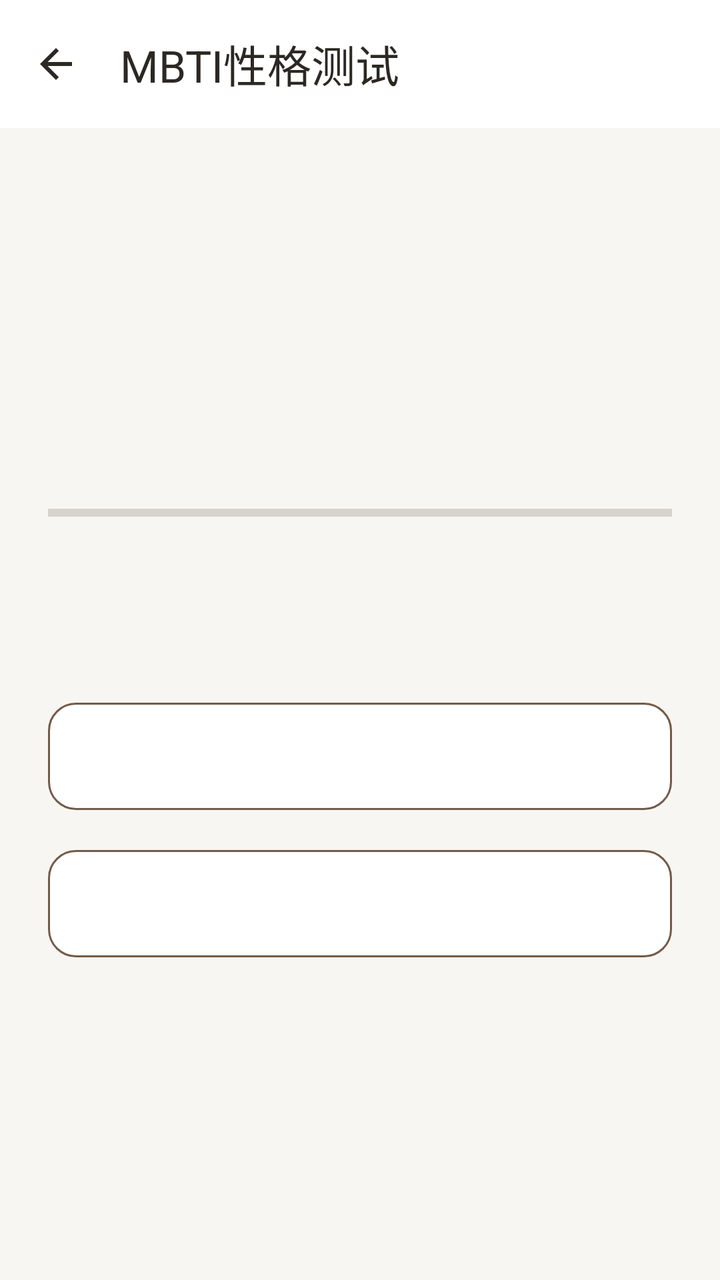
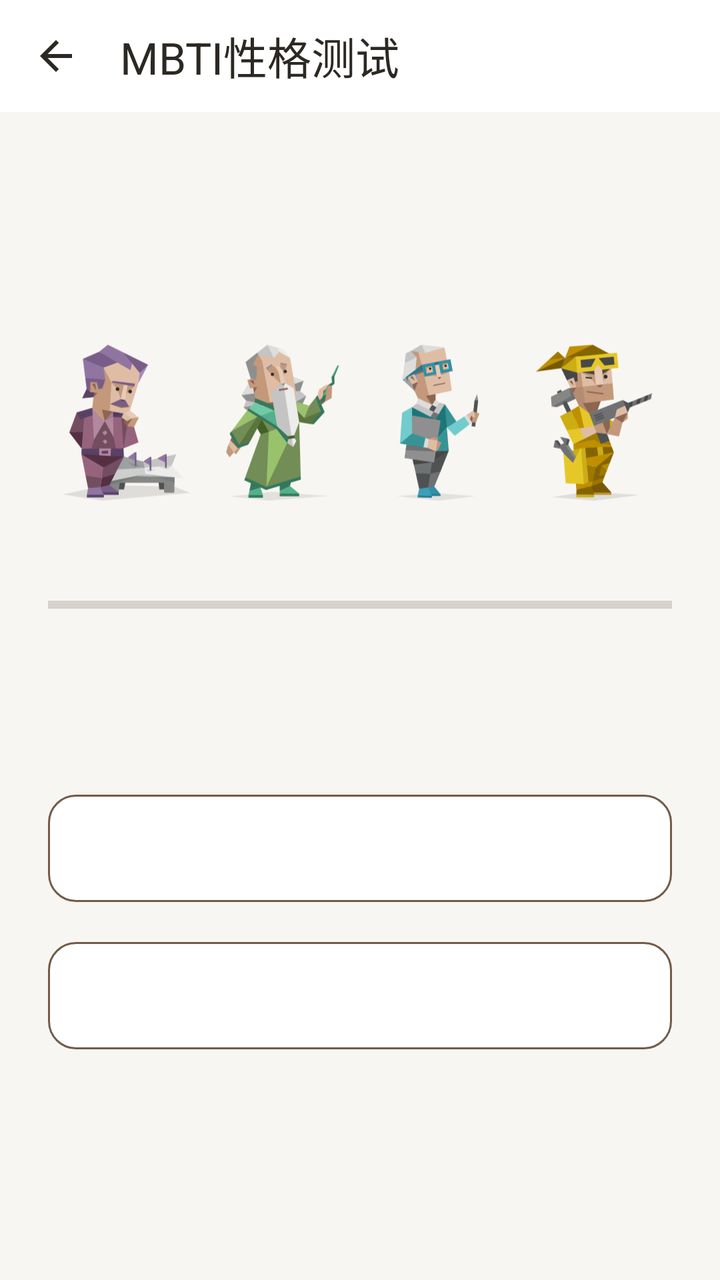

The first picture is an Android layout as it rendered before a commit; the second is the same layout after the commit. The layout source and the unified diff follow.
<!-- AndroidManifest.xml: application theme Theme.Project_Pandora -->
<!-- res/layout/activity_mbti_test.xml -->
<?xml version="1.0" encoding="utf-8"?>
<layout xmlns:android="http://schemas.android.com/apk/res/android"
    xmlns:app="http://schemas.android.com/apk/res-auto">

    <data>

    </data>

    <androidx.constraintlayout.widget.ConstraintLayout
        android:layout_width="match_parent"
        android:layout_height="match_parent"
        android:background="@color/color_bg_page">

        <com.google.android.material.appbar.MaterialToolbar
            android:id="@+id/toolbar"
            android:layout_width="match_parent"
            android:layout_height="wrap_content"
            android:background="@color/color_surface"
            app:title="MBTI性格测试"
            app:titleTextColor="@color/color_text_primary"
            app:navigationIcon="@drawable/ic_back"
            app:layout_constraintTop_toTopOf="parent"
            style="@style/Widget.Pandora.Toolbar"
            app:navigationIconTint="@color/color_text_primary"
            android:elevation="0dp" />

        <LinearLayout
            android:id="@+id/layout_question"
            android:layout_width="match_parent"
            android:layout_height="0dp"
            android:orientation="vertical"
            android:padding="24dp"
            android:gravity="center_vertical"
            android:visibility="visible"
            app:layout_constraintTop_toBottomOf="@id/toolbar"
            app:layout_constraintBottom_toBottomOf="parent">

            <TextView
                android:id="@+id/text_progress"
                android:layout_width="match_parent"
                android:layout_height="wrap_content"
                android:textSize="14sp"
                android:textColor="@color/color_text_secondary"
                android:gravity="center"
                android:layout_marginBottom="8dp" />

            <ProgressBar
                android:id="@+id/progressBar_question"
                style="?android:attr/progressBarStyleHorizontal"
                android:layout_width="match_parent"
                android:layout_height="wrap_content"
                android:layout_marginBottom="24dp"
                android:progressTint="@color/color_accent" />

            <TextView
                android:id="@+id/text_question"
                android:layout_width="match_parent"
                android:layout_height="wrap_content"
                android:textSize="20sp"
                android:textStyle="bold"
                android:textColor="@color/color_text_primary"
                android:gravity="center"
                android:layout_marginBottom="32dp" />

            <com.google.android.material.button.MaterialButton
                android:id="@+id/btn_option_a"
                android:layout_width="match_parent"
                android:layout_height="wrap_content"
                android:textSize="16sp"
                android:padding="16dp"
                android:layout_marginBottom="12dp"
                app:backgroundTint="@color/color_surface"
                app:strokeColor="@color/color_accent"
                app:strokeWidth="1dp"
                android:textColor="@color/color_text_primary" />

            <com.google.android.material.button.MaterialButton
                android:id="@+id/btn_option_b"
                android:layout_width="match_parent"
                android:layout_height="wrap_content"
                android:textSize="16sp"
                android:padding="16dp"
                app:backgroundTint="@color/color_surface"
                app:strokeColor="@color/color_accent"
                app:strokeWidth="1dp"
                android:textColor="@color/color_text_primary" />

        </LinearLayout>

        <LinearLayout
            android:id="@+id/layout_loading"
            android:layout_width="match_parent"
            android:layout_height="0dp"
            android:orientation="vertical"
            android:gravity="center"
            android:visibility="gone"
            app:layout_constraintTop_toBottomOf="@id/toolbar"
            app:layout_constraintBottom_toBottomOf="parent">

            <ProgressBar
                android:layout_width="48dp"
                android:layout_height="48dp"
                android:indeterminateTint="@color/color_accent"
                android:layout_marginBottom="24dp" />

            <TextView
                android:layout_width="wrap_content"
                android:layout_height="wrap_content"
                android:text="正在生成分析报告"
                android:textSize="20sp"
                android:textStyle="bold"
                android:textColor="@color/color_accent" />

        </LinearLayout>

        <ScrollView
            android:id="@+id/layout_result"
            android:layout_width="match_parent"
            android:layout_height="0dp"
            android:visibility="gone"
            app:layout_constraintTop_toBottomOf="@id/toolbar"
            app:layout_constraintBottom_toBottomOf="parent">

            <LinearLayout
                android:layout_width="match_parent"
                android:layout_height="wrap_content"
                android:orientation="vertical"
                android:padding="24dp">

                <TextView
                    android:layout_width="match_parent"
                    android:layout_height="wrap_content"
                    android:text="你的MBTI类型"
                    android:textSize="16sp"
                    android:textColor="@color/color_text_secondary"
                    android:gravity="center" />

                <TextView
                    android:id="@+id/text_mbti_type"
                    android:layout_width="match_parent"
                    android:layout_height="wrap_content"
                    android:textSize="48sp"
                    android:textStyle="bold"
                    android:textColor="@color/color_accent"
                    android:gravity="center"
                    android:layout_marginBottom="8dp" />

                <TextView
                    android:id="@+id/text_mbti_desc"
                    android:layout_width="match_parent"
                    android:layout_height="wrap_content"
                    android:textSize="16sp"
                    android:textColor="@color/color_text_primary"
                    android:gravity="center"
                    android:layout_marginBottom="24dp" />

                <View
                    android:layout_width="match_parent"
                    android:layout_height="1dp"
                    android:background="@color/color_divider"
                    android:layout_marginBottom="16dp" />

                <TextView
                    android:layout_width="match_parent"
                    android:layout_height="wrap_content"
                    android:text="荣格认知功能栈"
                    android:textSize="18sp"
                    android:textStyle="bold"
                    android:textColor="@color/color_accent"
                    android:layout_marginBottom="12dp" />

                <TextView
                    android:id="@+id/text_functions"
                    android:layout_width="match_parent"
                    android:layout_height="wrap_content"
                    android:textSize="14sp"
                    android:lineSpacingExtra="6dp"
                    android:textColor="@color/color_text_primary"
                    android:layout_marginBottom="24dp" />

                <View
                    android:layout_width="match_parent"
                    android:layout_height="1dp"
                    android:background="@color/color_divider"
                    android:layout_marginBottom="16dp" />

                <TextView
                    android:layout_width="match_parent"
                    android:layout_height="wrap_content"
                    android:text="分析报告"
                    android:textSize="18sp"
                    android:textStyle="bold"
                    android:textColor="@color/color_accent"
                    android:layout_marginBottom="12dp" />

                <TextView
                    android:id="@+id/text_report"
                    android:layout_width="match_parent"
                    android:layout_height="wrap_content"
                    android:textSize="15sp"
                    android:lineSpacingExtra="4dp"
                    android:textColor="@color/color_text_primary"
                    android:background="@color/color_bg_page"
                    android:padding="16dp" />

                <TextView
                    android:id="@+id/text_ai_source"
                    android:layout_width="match_parent"
                    android:layout_height="wrap_content"
                    android:textSize="11sp"
                    android:textColor="@color/color_text_secondary"
                    android:gravity="end"
                    android:layout_marginTop="4dp"
                    android:visibility="gone" />

                <com.google.android.material.button.MaterialButton
                    android:id="@+id/btn_retry"
                    android:layout_width="match_parent"
                    android:layout_height="wrap_content"
                    android:text="重新测试"
                    android:layout_marginTop="24dp"
                    app:backgroundTint="@color/color_accent"
                    android:textColor="@color/color_on_accent" />

            </LinearLayout>
        </ScrollView>

    </androidx.constraintlayout.widget.ConstraintLayout>
</layout>
<!-- resources referenced by this layout -->
<resources>
  <color name="color_accent">#725B49</color>
  <color name="color_bg_page">#F8F6F2</color>
  <color name="color_divider">#E9E3DA</color>
  <color name="color_on_accent">#FFFFFF</color>
  <color name="color_surface">#FFFFFF</color>
  <color name="color_text_primary">#2C2823</color>
  <color name="color_text_secondary">#756D63</color>
  <style name="Widget.Pandora.Toolbar" parent="Widget.Material3.Toolbar">
          <item name="android:background">@color/color_surface</item>
          <item name="android:minHeight">64dp</item>
          <item name="android:elevation">0dp</item>
          <item name="titleTextAppearance">@style/TextAppearance.Pandora.Title</item>
          <item name="titleTextColor">@color/color_text_primary</item>
          <item name="subtitleTextColor">@color/color_text_secondary</item>
          <item name="navigationIconTint">@color/color_text_primary</item>
          <item name="contentInsetStart">20dp</item>
          <item name="contentInsetEnd">16dp</item>
      </style>
  <style name="Theme.Project_Pandora" parent="Base.Theme.Project_Pandora" />
  <color name="color_accent_soft">#EEE6DC</color>
  <color name="color_surface_soft">#F3EFE8</color>
  <color name="color_border_strong">#BDB0A0</color>
  <color name="color_error">#A1473A</color>
  <color name="color_error_surface">#F8EAE5</color>
  <style name="TextAppearance.Pandora.Body" parent="TextAppearance.Material3.BodyLarge">
          <item name="android:fontFamily">sans-serif</item>
          <item name="android:textSize">16sp</item>
          <item name="android:textColor">@color/color_text_primary</item>
      </style>
  <style name="TextAppearance.Pandora.BodySmall" parent="TextAppearance.Material3.BodyMedium">
          <item name="android:textSize">14sp</item>
          <item name="android:textColor">@color/color_text_secondary</item>
      </style>
  <style name="Widget.Pandora.Button" parent="Widget.Material3.Button">
          <item name="cornerRadius">14dp</item>
          <item name="android:minHeight">52dp</item>
          <item name="android:textAppearance">@style/TextAppearance.Pandora.Label</item>
          <item name="android:textAllCaps">false</item>
          <item name="android:stateListAnimator">@null</item>
      </style>
  <style name="Widget.Pandora.Button.Outlined" parent="Widget.Material3.Button.OutlinedButton">
          <item name="cornerRadius">14dp</item>
          <item name="strokeColor">@color/color_border_strong</item>
          <item name="android:minHeight">48dp</item>
          <item name="android:textAppearance">@style/TextAppearance.Pandora.Label</item>
          <item name="android:textAllCaps">false</item>
      </style>
  <style name="Widget.Pandora.LegacyCard" parent="CardView">
          <item name="cardBackgroundColor">@color/color_surface</item>
          <item name="cardCornerRadius">18dp</item>
          <item name="cardElevation">1dp</item>
      </style>
  <style name="Widget.Pandora.Fab" parent="Widget.Material3.FloatingActionButton.Primary">
          <item name="backgroundTint">@color/color_accent</item>
          <item name="tint">@color/color_on_accent</item>
          <item name="elevation">2dp</item>
      </style>
  <style name="TextAppearance.Pandora.Navigation" parent="TextAppearance.Material3.LabelMedium">
          <item name="android:fontFamily">sans-serif-medium</item>
          <item name="android:textSize">12sp</item>
          <item name="android:letterSpacing">0</item>
      </style>
  <style name="Widget.Pandora.NavIndicator" parent="Widget.Material3.BottomNavigationView.ActiveIndicator">
          <item name="android:color">@color/color_accent_soft</item>
      </style>
  <!-- unchanged entries left out for length: 9 -->
</resources>

<!-- the commit's change to res/layout/activity_mbti_test.xml (unified diff, before → after) -->
@@ -24,16 +24,18 @@
             app:navigationIconTint="@color/color_text_primary"
             android:elevation="0dp" />
 
-        <LinearLayout
+        <ScrollView
             android:id="@+id/layout_question"
             android:layout_width="match_parent"
             android:layout_height="0dp"
-            android:orientation="vertical"
+            android:fillViewport="true"
             android:padding="24dp"
-            android:gravity="center_vertical"
             android:visibility="visible"
             app:layout_constraintTop_toBottomOf="@id/toolbar"
             app:layout_constraintBottom_toBottomOf="parent">
+
+            <LinearLayout android:layout_width="match_parent" android:layout_height="wrap_content" android:orientation="vertical" android:gravity="center_vertical">
+            <ImageView android:layout_width="match_parent" android:layout_height="88dp" android:src="@drawable/mbti_four_groups" android:scaleType="fitCenter" android:importantForAccessibility="no" android:layout_marginBottom="12dp" />
 
             <TextView
                 android:id="@+id/text_progress"
@@ -85,7 +87,8 @@
                 app:strokeWidth="1dp"
                 android:textColor="@color/color_text_primary" />
 
-        </LinearLayout>
+            </LinearLayout>
+        </ScrollView>
 
         <LinearLayout
             android:id="@+id/layout_loading"
@@ -135,6 +138,8 @@
                     android:textColor="@color/color_text_secondary"
                     android:gravity="center" />
 
+                <ImageView android:id="@+id/imageMbtiAvatar" android:layout_width="match_parent" android:layout_height="160dp" android:scaleType="fitCenter" android:importantForAccessibility="no" />
+
                 <TextView
                     android:id="@+id/text_mbti_type"
                     android:layout_width="match_parent"
<!-- resource entries referenced after the edit -->
@@ -6,16 +6,17 @@
   <color name="color_on_accent">#FFFFFF</color>
   <color name="color_surface">#FFFFFF</color>
   <color name="color_text_primary">#2C2823</color>
-  <color name="color_text_secondary">#756D63</color>
+  <color name="color_text_secondary">#71695F</color>
+  <!-- drawable mbti_four_groups: vector/xml drawable (drawable, 44765 chars, omitted) -->
   <style name="Widget.Pandora.Toolbar" parent="Widget.Material3.Toolbar">
           <item name="android:background">@color/color_surface</item>
-          <item name="android:minHeight">64dp</item>
+          <item name="android:minHeight">56dp</item>
           <item name="android:elevation">0dp</item>
           <item name="titleTextAppearance">@style/TextAppearance.Pandora.Title</item>
           <item name="titleTextColor">@color/color_text_primary</item>
           <item name="subtitleTextColor">@color/color_text_secondary</item>
           <item name="navigationIconTint">@color/color_text_primary</item>
-          <item name="contentInsetStart">20dp</item>
+          <item name="contentInsetStart">16dp</item>
           <item name="contentInsetEnd">16dp</item>
       </style>
   <style name="Theme.Project_Pandora" parent="Base.Theme.Project_Pandora" />
@@ -38,7 +39,7 @@
           <item name="android:minHeight">52dp</item>
           <item name="android:textAppearance">@style/TextAppearance.Pandora.Label</item>
           <item name="android:textAllCaps">false</item>
-          <item name="android:stateListAnimator">@null</item>
+          <item name="android:stateListAnimator">@animator/pandora_button_press</item>
       </style>
   <style name="Widget.Pandora.Button.Outlined" parent="Widget.Material3.Button.OutlinedButton">
           <item name="cornerRadius">14dp</item>
@@ -46,6 +47,7 @@
           <item name="android:minHeight">48dp</item>
           <item name="android:textAppearance">@style/TextAppearance.Pandora.Label</item>
           <item name="android:textAllCaps">false</item>
+          <item name="android:stateListAnimator">@animator/pandora_button_press</item>
       </style>
   <style name="Widget.Pandora.LegacyCard" parent="CardView">
           <item name="cardBackgroundColor">@color/color_surface</item>
